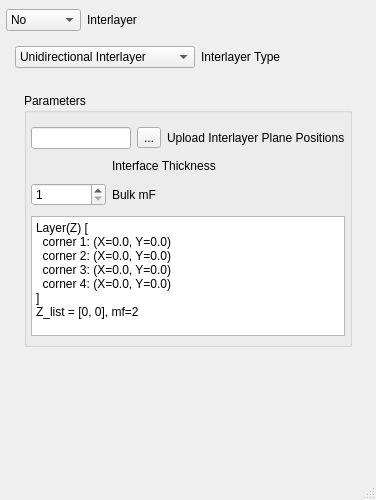
This is freecad/ldpmWorkbench/gui/ui/ui_3DCPLDPM_interlayer.ui in Computational-Mechanics-Material-Models/LDPM-preprocessor as Qt 5 draws it before an edit. The edited form follows.
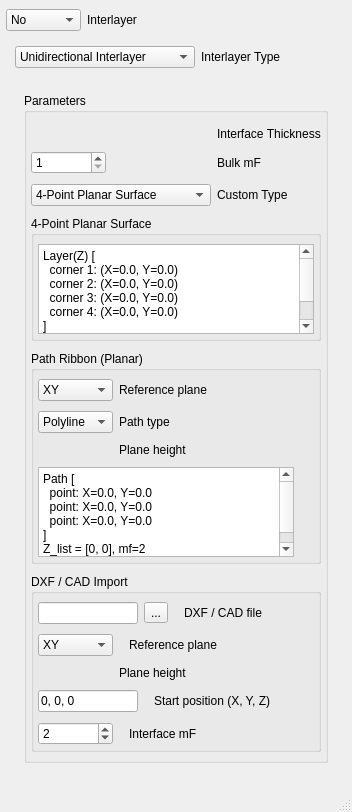
This is the edited form. The open tabs and pages were chosen to show the change. Custom widgets are drawn as their Qt base class.

```diff
--- a/freecad/ldpmWorkbench/gui/ui/ui_3DCPLDPM_interlayer.ui
+++ b/freecad/ldpmWorkbench/gui/ui/ui_3DCPLDPM_interlayer.ui
@@ -1136,56 +1136,13 @@
               <property name="bottomMargin">
                <number>8</number>
               </property>
+              <property name="horizontalSpacing">
+               <number>6</number>
+              </property>
               <property name="verticalSpacing">
                <number>10</number>
               </property>
-              <item row="0" column="0" colspan="2">
-               <layout class="QHBoxLayout" name="horizontalLayout_customFile">
-                <property name="spacing">
-                 <number>6</number>
-                </property>
-                <item>
-                 <widget class="QLineEdit" name="customInterlayerFile">
-                  <property name="sizePolicy">
-                   <sizepolicy hsizetype="Fixed" vsizetype="Fixed">
-                    <horstretch>0</horstretch>
-                    <verstretch>0</verstretch>
-                   </sizepolicy>
-                  </property>
-                  <property name="minimumSize">
-                   <size>
-                    <width>100</width>
-                    <height>0</height>
-                   </size>
-                  </property>
-                  <property name="maximumSize">
-                   <size>
-                    <width>100</width>
-                    <height>16777215</height>
-                   </size>
-                  </property>
-                  <property name="readOnly">
-                   <bool>true</bool>
-                  </property>
-                 </widget>
-                </item>
-                <item>
-                 <widget class="QToolButton" name="customInterlayerFileButton">
-                  <property name="text">
-                   <string notr="true">...</string>
-                  </property>
-                 </widget>
-                </item>
-                <item>
-                 <widget class="QLabel" name="label_customInterlayerFile">
-                  <property name="text">
-                   <string>Upload Interlayer Plane Positions</string>
-                  </property>
-                 </widget>
-                </item>
-               </layout>
-              </item>
-              <item row="1" column="0">
+              <item row="0" column="0">
                <widget class="Gui::QuantitySpinBox" name="customInterfaceThickness" native="true">
 <property name="sizePolicy">
                  <sizepolicy hsizetype="Fixed" vsizetype="Fixed">
@@ -1210,14 +1167,14 @@
                 </property>
                </widget>
               </item>
-              <item row="1" column="1">
+              <item row="0" column="1">
                <widget class="QLabel" name="label_custom_interfaceThickness">
                 <property name="text">
                  <string>Interface Thickness</string>
                 </property>
                </widget>
               </item>
-              <item row="2" column="0">
+              <item row="1" column="0">
                <widget class="QSpinBox" name="customBulkMf">
                 <property name="sizePolicy">
                  <sizepolicy hsizetype="Fixed" vsizetype="Fixed">
@@ -1235,49 +1192,686 @@
                  <number>1</number>
                 </property>
                 <property name="maximum">
-                 <number>2</number>
+                 <number>99999</number>
                 </property>
                 <property name="value">
                  <number>1</number>
                 </property>
                </widget>
               </item>
-              <item row="2" column="1">
+              <item row="1" column="1">
                <widget class="QLabel" name="label_custom_bulkMf">
                 <property name="text">
                  <string>Bulk mF</string>
                 </property>
                </widget>
               </item>
-              <item row="3" column="0" colspan="2">
-               <widget class="QPlainTextEdit" name="customInterlayerDefinition">
+              <item row="2" column="0">
+               <widget class="QComboBox" name="customInterlayerMode">
                 <property name="sizePolicy">
-                 <sizepolicy hsizetype="Expanding" vsizetype="Fixed">
+                 <sizepolicy hsizetype="Fixed" vsizetype="Fixed">
                   <horstretch>0</horstretch>
                   <verstretch>0</verstretch>
                  </sizepolicy>
                 </property>
                 <property name="minimumSize">
                  <size>
-                  <width>0</width>
-                  <height>90</height>
+                  <width>180</width>
+                  <height>0</height>
                  </size>
                 </property>
                 <property name="maximumSize">
                  <size>
-                  <width>16777215</width>
-                  <height>120</height>
+                  <width>220</width>
+                  <height>16777215</height>
                  </size>
                 </property>
-                <property name="plainText">
-                 <string>Layer(Z) [
+                <item>
+                 <property name="text">
+                  <string notr="true">4-Point Planar Surface</string>
+                 </property>
+                </item>
+                <item>
+                 <property name="text">
+                  <string notr="true">Path Ribbon (Planar)</string>
+                 </property>
+                </item>
+                <item>
+                 <property name="text">
+                  <string notr="true">DXF / CAD Import</string>
+                 </property>
+                </item>
+               </widget>
+              </item>
+              <item row="2" column="1">
+               <widget class="QLabel" name="label_customInterlayerMode">
+                <property name="text">
+                 <string>Custom Type</string>
+                </property>
+               </widget>
+              </item>
+              <item row="0" column="2" rowspan="3">
+               <spacer name="horizontalSpacer_custom_params">
+                <property name="orientation">
+                 <enum>Qt::Horizontal</enum>
+                </property>
+                <property name="sizeType">
+                 <enum>QSizePolicy::Expanding</enum>
+                </property>
+                <property name="sizeHint" stdset="0">
+                 <size>
+                  <width>0</width>
+                  <height>0</height>
+                 </size>
+                </property>
+               </spacer>
+              </item>
+              <item row="3" column="0" colspan="2">
+               <widget class="QGroupBox" name="gb_custom_four_point">
+                <property name="title">
+                 <string>4-Point Planar Surface</string>
+                </property>
+                <layout class="QVBoxLayout" name="verticalLayout_custom_four_point">
+                 <property name="leftMargin">
+                  <number>4</number>
+                 </property>
+                 <property name="topMargin">
+                  <number>8</number>
+                 </property>
+                 <property name="rightMargin">
+                  <number>4</number>
+                 </property>
+                 <property name="bottomMargin">
+                  <number>4</number>
+                 </property>
+                 <item>
+                  <widget class="QPlainTextEdit" name="customInterlayerDefinition">
+                   <property name="sizePolicy">
+                    <sizepolicy hsizetype="Expanding" vsizetype="Fixed">
+                     <horstretch>0</horstretch>
+                     <verstretch>0</verstretch>
+                    </sizepolicy>
+                   </property>
+                   <property name="minimumSize">
+                    <size>
+                     <width>0</width>
+                     <height>90</height>
+                    </size>
+                   </property>
+                   <property name="maximumSize">
+                    <size>
+                     <width>16777215</width>
+                     <height>120</height>
+                    </size>
+                   </property>
+                   <property name="plainText">
+                    <string>Layer(Z) [
   corner 1: (X=0.0, Y=0.0)
   corner 2: (X=0.0, Y=0.0)
   corner 3: (X=0.0, Y=0.0)
   corner 4: (X=0.0, Y=0.0)
 ]
 Z_list = [0, 0], mf=2</string>
+                   </property>
+                  </widget>
+                 </item>
+                </layout>
+               </widget>
+              </item>
+              <item row="4" column="0" colspan="2">
+               <widget class="QGroupBox" name="gb_custom_path_ribbon">
+                <property name="title">
+                 <string>Path Ribbon (Planar)</string>
                 </property>
+                <property name="visible">
+                 <bool>false</bool>
+                </property>
+                <layout class="QGridLayout" name="gridLayout_custom_path_ribbon">
+                 <property name="leftMargin">
+                  <number>4</number>
+                 </property>
+                 <property name="topMargin">
+                  <number>8</number>
+                 </property>
+                 <property name="rightMargin">
+                  <number>4</number>
+                 </property>
+                 <property name="bottomMargin">
+                  <number>4</number>
+                 </property>
+                 <property name="horizontalSpacing">
+                  <number>6</number>
+                 </property>
+                 <property name="verticalSpacing">
+                  <number>10</number>
+                 </property>
+                 <item row="0" column="0">
+                  <widget class="QComboBox" name="customPathRibbonPlane">
+                   <property name="sizePolicy">
+                    <sizepolicy hsizetype="Fixed" vsizetype="Fixed">
+                     <horstretch>0</horstretch>
+                     <verstretch>0</verstretch>
+                    </sizepolicy>
+                   </property>
+                   <property name="minimumSize">
+                    <size>
+                     <width>75</width>
+                     <height>0</height>
+                    </size>
+                   </property>
+                   <item>
+                    <property name="text">
+                     <string notr="true">XY</string>
+                    </property>
+                   </item>
+                   <item>
+                    <property name="text">
+                     <string notr="true">XZ</string>
+                    </property>
+                   </item>
+                   <item>
+                    <property name="text">
+                     <string notr="true">YZ</string>
+                    </property>
+                   </item>
+                  </widget>
+                 </item>
+                 <item row="0" column="1">
+                  <widget class="QLabel" name="label_customPathRibbonPlane">
+                   <property name="text">
+                    <string>Reference plane</string>
+                   </property>
+                  </widget>
+                 </item>
+                 <item row="1" column="0">
+                  <widget class="QComboBox" name="customPathRibbonType">
+                   <property name="sizePolicy">
+                    <sizepolicy hsizetype="Fixed" vsizetype="Fixed">
+                     <horstretch>0</horstretch>
+                     <verstretch>0</verstretch>
+                    </sizepolicy>
+                   </property>
+                   <property name="minimumSize">
+                    <size>
+                     <width>75</width>
+                     <height>0</height>
+                    </size>
+                   </property>
+                   <property name="currentIndex">
+                    <number>1</number>
+                   </property>
+                   <item>
+                    <property name="text">
+                     <string notr="true">Line</string>
+                    </property>
+                   </item>
+                   <item>
+                    <property name="text">
+                     <string notr="true">Polyline</string>
+                    </property>
+                   </item>
+                   <item>
+                    <property name="text">
+                     <string notr="true">Spline</string>
+                    </property>
+                   </item>
+                  </widget>
+                 </item>
+                 <item row="1" column="1">
+                  <widget class="QLabel" name="label_customPathRibbonType">
+                   <property name="text">
+                    <string>Path type</string>
+                   </property>
+                  </widget>
+                 </item>
+                 <item row="2" column="0">
+                  <widget class="Gui::QuantitySpinBox" name="customPathRibbonPlaneHeight" native="true">
+                   <property name="sizePolicy">
+                    <sizepolicy hsizetype="Fixed" vsizetype="Fixed">
+                     <horstretch>0</horstretch>
+                     <verstretch>0</verstretch>
+                    </sizepolicy>
+                   </property>
+                   <property name="minimumSize">
+                    <size>
+                     <width>75</width>
+                     <height>0</height>
+                    </size>
+                   </property>
+                   <property name="keyboardTracking" stdset="0">
+                    <bool>false</bool>
+                   </property>
+                   <property name="unit" stdset="0">
+                    <string notr="true">mm</string>
+                   </property>
+                  </widget>
+                 </item>
+                 <item row="2" column="1">
+                  <widget class="QLabel" name="label_customPathRibbonPlaneHeight">
+                   <property name="text">
+                    <string>Plane height</string>
+                   </property>
+                  </widget>
+                 </item>
+                 <item row="0" column="2" rowspan="3">
+                  <spacer name="horizontalSpacer_custom_path_ribbon">
+                   <property name="orientation">
+                    <enum>Qt::Horizontal</enum>
+                   </property>
+                   <property name="sizeType">
+                    <enum>QSizePolicy::Expanding</enum>
+                   </property>
+                   <property name="sizeHint" stdset="0">
+                    <size>
+                     <width>0</width>
+                     <height>0</height>
+                    </size>
+                   </property>
+                  </spacer>
+                 </item>
+                 <item row="3" column="0" colspan="2">
+                  <widget class="QPlainTextEdit" name="customPathRibbonDefinition">
+                   <property name="sizePolicy">
+                    <sizepolicy hsizetype="Expanding" vsizetype="Fixed">
+                     <horstretch>0</horstretch>
+                     <verstretch>0</verstretch>
+                    </sizepolicy>
+                   </property>
+                   <property name="minimumSize">
+                    <size>
+                     <width>0</width>
+                     <height>90</height>
+                    </size>
+                   </property>
+                   <property name="maximumSize">
+                    <size>
+                     <width>16777215</width>
+                     <height>120</height>
+                    </size>
+                   </property>
+                   <property name="plainText">
+                    <string>Path [
+  point: X=0.0, Y=0.0
+  point: X=0.0, Y=0.0
+  point: X=0.0, Y=0.0
+]
+Z_list = [0, 0], mf=2</string>
+                   </property>
+                  </widget>
+                 </item>
+                </layout>
+               </widget>
+              </item>
+              <item row="5" column="0" colspan="2">
+               <widget class="QGroupBox" name="gb_custom_dxf">
+                <property name="title">
+                 <string>DXF / CAD Import</string>
+                </property>
+                <property name="visible">
+                 <bool>false</bool>
+                </property>
+                <layout class="QGridLayout" name="gridLayout_custom_dxf">
+                 <property name="leftMargin">
+                  <number>4</number>
+                 </property>
+                 <property name="topMargin">
+                  <number>8</number>
+                 </property>
+                 <property name="rightMargin">
+                  <number>4</number>
+                 </property>
+                 <property name="bottomMargin">
+                  <number>4</number>
+                 </property>
+                 <property name="horizontalSpacing">
+                  <number>6</number>
+                 </property>
+                 <property name="verticalSpacing">
+                  <number>10</number>
+                 </property>
+                 <item row="0" column="0" colspan="2">
+                  <layout class="QHBoxLayout" name="horizontalLayout_customDxfFile">
+                   <property name="spacing">
+                    <number>6</number>
+                   </property>
+                   <item>
+                    <widget class="QLineEdit" name="customDxfCadFile">
+                     <property name="sizePolicy">
+                      <sizepolicy hsizetype="Fixed" vsizetype="Fixed">
+                       <horstretch>0</horstretch>
+                       <verstretch>0</verstretch>
+                      </sizepolicy>
+                     </property>
+                     <property name="minimumSize">
+                      <size>
+                       <width>100</width>
+                       <height>0</height>
+                      </size>
+                     </property>
+                     <property name="maximumSize">
+                      <size>
+                       <width>100</width>
+                       <height>16777215</height>
+                      </size>
+                     </property>
+                     <property name="readOnly">
+                      <bool>true</bool>
+                     </property>
+                    </widget>
+                   </item>
+                   <item>
+                    <widget class="QToolButton" name="customDxfCadButton">
+                     <property name="text">
+                      <string notr="true">...</string>
+                     </property>
+                    </widget>
+                   </item>
+                   <item>
+                    <spacer name="spacer_before_customDxfCadFileLabel">
+                     <property name="orientation">
+                      <enum>Qt::Horizontal</enum>
+                     </property>
+                     <property name="sizeType">
+                      <enum>QSizePolicy::Fixed</enum>
+                     </property>
+                     <property name="sizeHint" stdset="0">
+                      <size>
+                       <width>10</width>
+                       <height>0</height>
+                      </size>
+                     </property>
+                    </spacer>
+                   </item>
+                   <item>
+                    <widget class="QLabel" name="label_customDxfCadFile">
+                     <property name="text">
+                      <string>DXF / CAD file</string>
+                     </property>
+                    </widget>
+                   </item>
+                   <item>
+                    <spacer name="horizontalSpacer_customDxfFile_row">
+                     <property name="orientation">
+                      <enum>Qt::Horizontal</enum>
+                     </property>
+                     <property name="sizeType">
+                      <enum>QSizePolicy::Expanding</enum>
+                     </property>
+                     <property name="sizeHint" stdset="0">
+                      <size>
+                       <width>0</width>
+                       <height>0</height>
+                      </size>
+                     </property>
+                    </spacer>
+                   </item>
+                  </layout>
+                 </item>
+                 <item row="1" column="0" colspan="2">
+                  <layout class="QHBoxLayout" name="horizontalLayout_customDxfPlane">
+                   <property name="spacing">
+                    <number>6</number>
+                   </property>
+                   <item>
+                    <widget class="QComboBox" name="customDxfPlane">
+                     <property name="sizePolicy">
+                      <sizepolicy hsizetype="Fixed" vsizetype="Fixed">
+                       <horstretch>0</horstretch>
+                       <verstretch>0</verstretch>
+                      </sizepolicy>
+                     </property>
+                     <property name="minimumSize">
+                      <size>
+                       <width>75</width>
+                       <height>0</height>
+                      </size>
+                     </property>
+                     <item>
+                      <property name="text">
+                       <string notr="true">XY</string>
+                      </property>
+                     </item>
+                     <item>
+                      <property name="text">
+                       <string notr="true">XZ</string>
+                      </property>
+                     </item>
+                     <item>
+                      <property name="text">
+                       <string notr="true">YZ</string>
+                      </property>
+                     </item>
+                    </widget>
+                   </item>
+                   <item>
+                    <spacer name="spacer_before_customDxfPlaneLabel">
+                     <property name="orientation">
+                      <enum>Qt::Horizontal</enum>
+                     </property>
+                     <property name="sizeType">
+                      <enum>QSizePolicy::Fixed</enum>
+                     </property>
+                     <property name="sizeHint" stdset="0">
+                      <size>
+                       <width>10</width>
+                       <height>0</height>
+                      </size>
+                     </property>
+                    </spacer>
+                   </item>
+                   <item>
+                    <widget class="QLabel" name="label_customDxfPlane">
+                     <property name="text">
+                      <string>Reference plane</string>
+                     </property>
+                    </widget>
+                   </item>
+                   <item>
+                    <spacer name="horizontalSpacer_customDxfPlane_row">
+                     <property name="orientation">
+                      <enum>Qt::Horizontal</enum>
+                     </property>
+                     <property name="sizeType">
+                      <enum>QSizePolicy::Expanding</enum>
+                     </property>
+                     <property name="sizeHint" stdset="0">
+                      <size>
+                       <width>0</width>
+                       <height>0</height>
+                      </size>
+                     </property>
+                    </spacer>
+                   </item>
+                  </layout>
+                 </item>
+                 <item row="2" column="0">
+                  <widget class="Gui::QuantitySpinBox" name="customDxfPlaneHeight" native="true">
+                   <property name="sizePolicy">
+                    <sizepolicy hsizetype="Fixed" vsizetype="Fixed">
+                     <horstretch>0</horstretch>
+                     <verstretch>0</verstretch>
+                    </sizepolicy>
+                   </property>
+                   <property name="minimumSize">
+                    <size>
+                     <width>75</width>
+                     <height>0</height>
+                    </size>
+                   </property>
+                   <property name="keyboardTracking" stdset="0">
+                    <bool>false</bool>
+                   </property>
+                   <property name="unit" stdset="0">
+                    <string notr="true">mm</string>
+                   </property>
+                  </widget>
+                 </item>
+                 <item row="2" column="1">
+                  <widget class="QLabel" name="label_customDxfPlaneHeight">
+                   <property name="text">
+                    <string>Plane height</string>
+                   </property>
+                  </widget>
+                 </item>
+                 <item row="3" column="0" colspan="2">
+                  <layout class="QHBoxLayout" name="horizontalLayout_customDxfStartPosition">
+                   <property name="spacing">
+                    <number>6</number>
+                   </property>
+                   <item>
+                    <widget class="QLineEdit" name="customDxfStartPosition">
+                     <property name="sizePolicy">
+                      <sizepolicy hsizetype="Fixed" vsizetype="Fixed">
+                       <horstretch>0</horstretch>
+                       <verstretch>0</verstretch>
+                      </sizepolicy>
+                     </property>
+                     <property name="minimumSize">
+                      <size>
+                       <width>100</width>
+                       <height>0</height>
+                      </size>
+                     </property>
+                     <property name="maximumSize">
+                      <size>
+                       <width>100</width>
+                       <height>16777215</height>
+                      </size>
+                     </property>
+                     <property name="placeholderText">
+                      <string>0, 0, 0</string>
+                     </property>
+                     <property name="text">
+                      <string>0, 0, 0</string>
+                     </property>
+                    </widget>
+                   </item>
+                   <item>
+                    <spacer name="spacer_before_customDxfStartPositionLabel">
+                     <property name="orientation">
+                      <enum>Qt::Horizontal</enum>
+                     </property>
+                     <property name="sizeType">
+                      <enum>QSizePolicy::Fixed</enum>
+                     </property>
+                     <property name="sizeHint" stdset="0">
+                      <size>
+                       <width>10</width>
+                       <height>0</height>
+                      </size>
+                     </property>
+                    </spacer>
+                   </item>
+                   <item>
+                    <widget class="QLabel" name="label_customDxfStartPosition">
+                     <property name="text">
+                      <string>Start position (X, Y, Z)</string>
+                     </property>
+                    </widget>
+                   </item>
+                   <item>
+                    <spacer name="horizontalSpacer_customDxfStartPosition_row">
+                     <property name="orientation">
+                      <enum>Qt::Horizontal</enum>
+                     </property>
+                     <property name="sizeType">
+                      <enum>QSizePolicy::Expanding</enum>
+                     </property>
+                     <property name="sizeHint" stdset="0">
+                      <size>
+                       <width>0</width>
+                       <height>0</height>
+                      </size>
+                     </property>
+                    </spacer>
+                   </item>
+                  </layout>
+                 </item>
+                 <item row="4" column="0" colspan="2">
+                  <layout class="QHBoxLayout" name="horizontalLayout_customDxfMf">
+                   <property name="spacing">
+                    <number>6</number>
+                   </property>
+                   <item>
+                    <widget class="QSpinBox" name="customDxfMf">
+                     <property name="sizePolicy">
+                      <sizepolicy hsizetype="Fixed" vsizetype="Fixed">
+                       <horstretch>0</horstretch>
+                       <verstretch>0</verstretch>
+                      </sizepolicy>
+                     </property>
+                     <property name="minimumSize">
+                      <size>
+                       <width>75</width>
+                       <height>0</height>
+                      </size>
+                     </property>
+                     <property name="minimum">
+                      <number>1</number>
+                     </property>
+                     <property name="value">
+                      <number>2</number>
+                     </property>
+                    </widget>
+                   </item>
+                   <item>
+                    <spacer name="spacer_before_customDxfMfLabel">
+                     <property name="orientation">
+                      <enum>Qt::Horizontal</enum>
+                     </property>
+                     <property name="sizeType">
+                      <enum>QSizePolicy::Fixed</enum>
+                     </property>
+                     <property name="sizeHint" stdset="0">
+                      <size>
+                       <width>10</width>
+                       <height>0</height>
+                      </size>
+                     </property>
+                    </spacer>
+                   </item>
+                   <item>
+                    <widget class="QLabel" name="label_customDxfMf">
+                     <property name="text">
+                      <string>Interface mF</string>
+                     </property>
+                    </widget>
+                   </item>
+                   <item>
+                    <spacer name="horizontalSpacer_customDxfMf_row">
+                     <property name="orientation">
+                      <enum>Qt::Horizontal</enum>
+                     </property>
+                     <property name="sizeType">
+                      <enum>QSizePolicy::Expanding</enum>
+                     </property>
+                     <property name="sizeHint" stdset="0">
+                      <size>
+                       <width>0</width>
+                       <height>0</height>
+                      </size>
+                     </property>
+                    </spacer>
+                   </item>
+                  </layout>
+                 </item>
+                 <item row="1" column="2" rowspan="4">
+                  <spacer name="horizontalSpacer_custom_dxf">
+                   <property name="orientation">
+                    <enum>Qt::Horizontal</enum>
+                   </property>
+                   <property name="sizeType">
+                    <enum>QSizePolicy::Expanding</enum>
+                   </property>
+                   <property name="sizeHint" stdset="0">
+                    <size>
+                     <width>0</width>
+                     <height>0</height>
+                    </size>
+                   </property>
+                  </spacer>
+                 </item>
+                </layout>
                </widget>
               </item>
               </layout>
```
Left out of the diff: 488 changed lines with no effect on the pictures.
